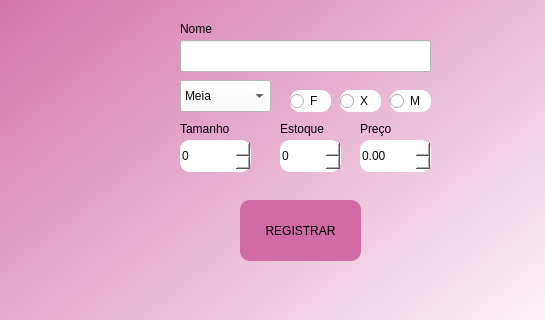
Qt form register.ui (lizzyswho/KirbyQT) before a commit; both pictures show x 0 to 545 and y 160 to 480 of the 640 by 480 pixel window.
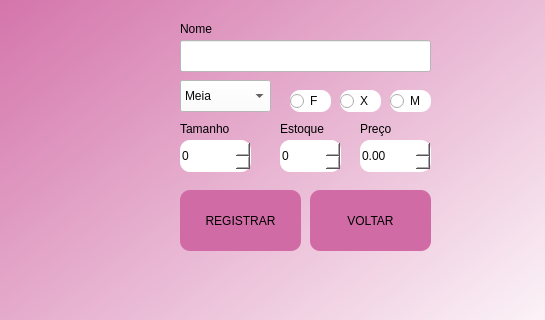
The same form after that commit. Icons and pictures are not drawn.

What changed in the file:
```diff
--- a/register.ui
+++ b/register.ui
@@ -45,8 +45,8 @@
    <widget class="QPushButton" name="registerButton">
     <property name="geometry">
      <rect>
-      <x>240</x>
-      <y>360</y>
+      <x>180</x>
+      <y>350</y>
       <width>121</width>
       <height>61</height>
      </rect>
@@ -303,6 +303,45 @@
      <string>Preço</string>
     </property>
    </widget>
+   <widget class="QPushButton" name="backButton">
+    <property name="geometry">
+     <rect>
+      <x>310</x>
+      <y>350</y>
+      <width>121</width>
+      <height>61</height>
+     </rect>
+    </property>
+    <property name="cursor">
+     <cursorShape>PointingHandCursor</cursorShape>
+    </property>
+    <property name="styleSheet">
+     <string notr="true">border-radius: 10px;
+border-color: rgb(255, 255, 255);
+background-color: rgba(209, 107, 165, 255);
+</string>
+    </property>
+    <property name="text">
+     <string>VOLTAR</string>
+    </property>
+    <property name="icon">
+     <iconset theme="QIcon::ThemeIcon::InsertImage">
+      <normaloff>Icon/back.png</normaloff>
+      <normalon>Icon/back.png</normalon>
+      <disabledoff>Icon/back.png</disabledoff>
+      <disabledon>Icon/back.png</disabledon>
+      <activeoff>Icon/back.png</activeoff>
+      <activeon>Icon/back.png</activeon>
+      <selectedoff>Icon/back.png</selectedoff>
+      <selectedon>Icon/back.png</selectedon>Icon/back.png</iconset>
+    </property>
+    <property name="iconSize">
+     <size>
+      <width>40</width>
+      <height>40</height>
+     </size>
+    </property>
+   </widget>
   </widget>
  </widget>
  <resources/>
```
Left out of the diff: 2 changed lines with no effect on the pictures.
